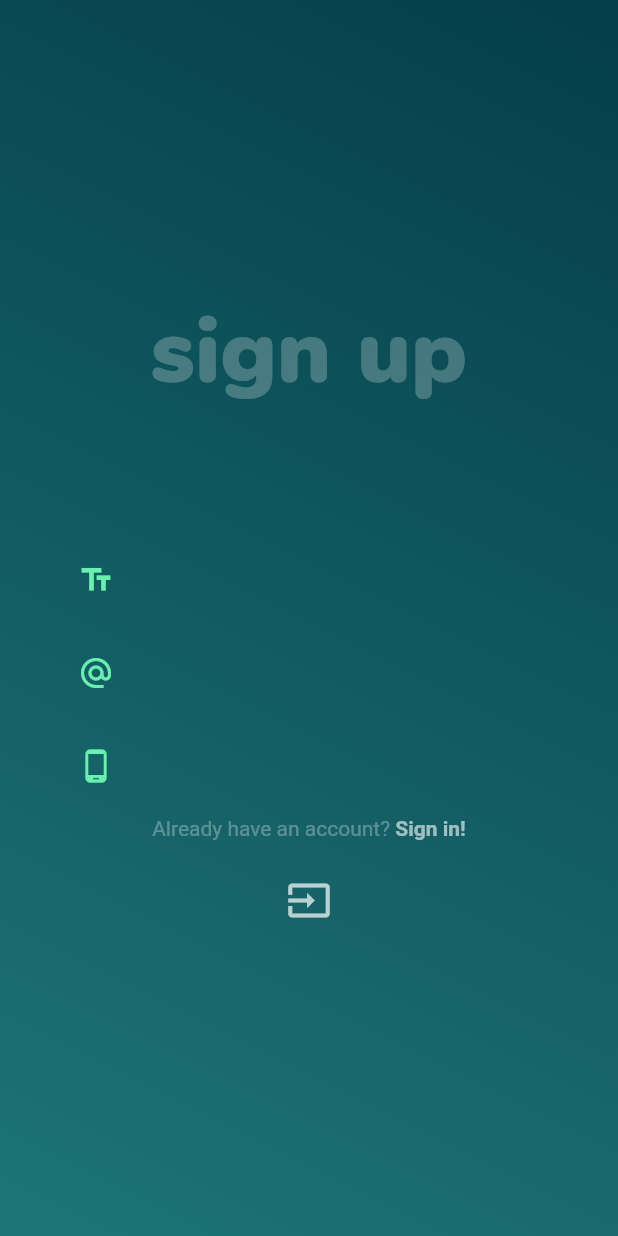
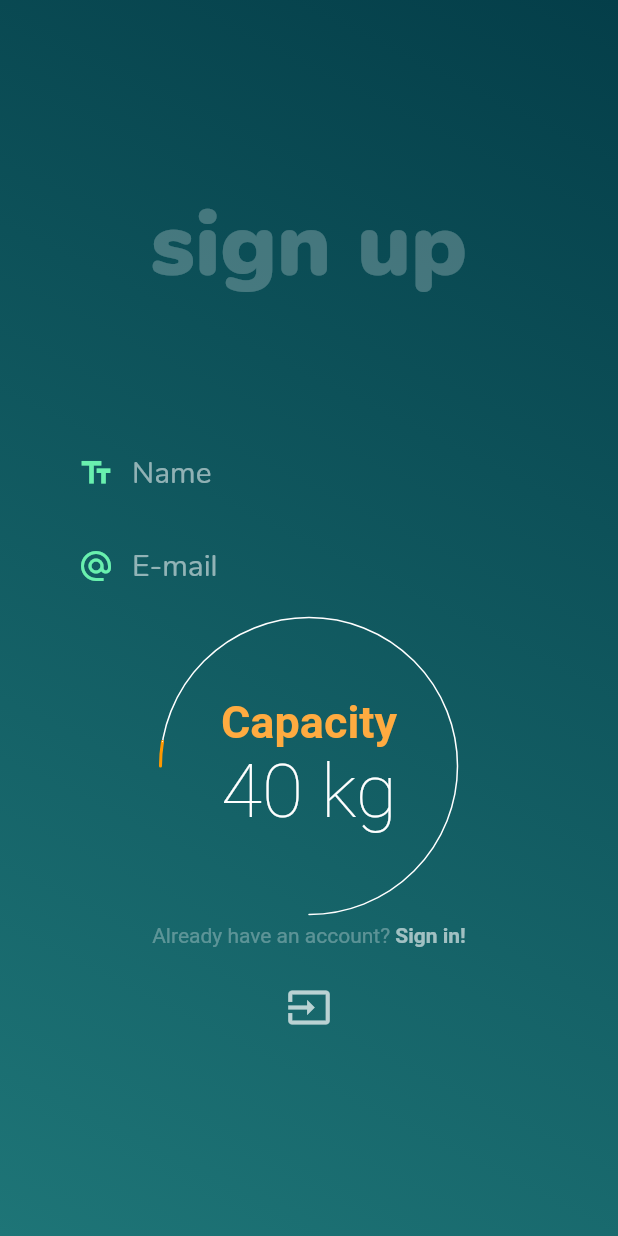
Before and after one commit to CSC492-Send-Foodz/Driver-Mobile-App-Flutter, a Flutter app: the SignUpPage screen opened directly, on a phone screen of 412 x 824 dp. Run offline on Flutter 3.47's test engine with Material 2 defaults, Android fonts, the phone set to English and light mode, and no system bars; drawn by our look-alikes of sleek_circular_slider; our stand-ins replace firebase_auth, google_sign_in; accounts and stored records are empty.

Commit message:
Enable vehicle capacity setting

```diff
--- a/lib/signup.dart
+++ b/lib/signup.dart
@@ -1,5 +1,6 @@
 import 'package:flutter/material.dart';
 import 'package:flutter/gestures.dart';
+import 'package:sleek_circular_slider/sleek_circular_slider.dart';
 import 'login.dart';
 
 class SignUpPage extends StatefulWidget {
@@ -29,7 +30,7 @@ class _SignUpPageState extends State<SignUpPage> {
                 color: Colors.greenAccent),
             contentPadding: EdgeInsets.fromLTRB(10.0, 15.0, 20.0, 15.0),
             border: InputBorder.none,
-            hintText: '',
+            hintText: 'Name',
             hintStyle: style.copyWith(color: Colors.white54)));
     final email = TextField(
         style: style.copyWith(color: Colors.white),
@@ -39,19 +40,51 @@ class _SignUpPageState extends State<SignUpPage> {
                 color: Colors.greenAccent),
             contentPadding: EdgeInsets.fromLTRB(10.0, 15.0, 20.0, 15.0),
             border: InputBorder.none,
-            hintText: '',
+            hintText: 'E-mail',
             hintStyle: style.copyWith(color: Colors.white54)));
-    final phone = TextField(
-        style: style.copyWith(color: Colors.white),
-        keyboardType: TextInputType.number,
-        decoration: InputDecoration(
-            prefixIcon: Icon(Icons.phone_android,
-                // color: Colors.white38,
-                color: Colors.greenAccent),
-            contentPadding: EdgeInsets.fromLTRB(10.0, 15.0, 20.0, 15.0),
-            border: InputBorder.none,
-            hintText: '',
-            hintStyle: style.copyWith(color: Colors.white54)));
+    final capacity = SleekCircularSlider(
+        appearance: CircularSliderAppearance(
+            customWidths:
+                CustomSliderWidths(trackWidth: 1, progressBarWidth: 2),
+            customColors: CustomSliderColors(
+                trackColor: Colors.white,
+                progressBarColor: Colors.orange,
+                hideShadow: true),
+            infoProperties: InfoProperties(
+                topLabelStyle: TextStyle(
+                    color: Colors.orangeAccent,
+                    fontSize: 30,
+                    fontWeight: FontWeight.w600),
+                topLabelText: 'Capacity',
+                mainLabelStyle: TextStyle(
+                    color: Colors.white,
+                    fontSize: 50.0,
+                    fontWeight: FontWeight.w100),
+                modifier: (double value) {
+                  final capacity = (value).toInt();
+                  return '$capacity kg';
+                }),
+            startAngle: 180,
+            angleRange: 270,
+            size: 200.0,
+            animationEnabled: false),
+        min: 5,
+        max: 1000,
+        initialValue: 40,
+        onChange: (double value) {
+          print(value);
+        });
+    // TextField(
+    //     style: style.copyWith(color: Colors.white),
+    //     keyboardType: TextInputType.number,
+    //     decoration: InputDecoration(
+    //         prefixIcon: Icon(Icons.airport_shuttle,
+    //             // color: Colors.white38,
+    //             color: Colors.greenAccent),
+    //         contentPadding: EdgeInsets.fromLTRB(10.0, 15.0, 20.0, 15.0),
+    //         border: InputBorder.none,
+    //         hintText: 'Capacity',
+    //       hintStyle: style.copyWith(color: Colors.white54)));
     final switchToSignin = Text.rich(TextSpan(children: [
       TextSpan(
           text: "Already have an account? ",
@@ -106,7 +139,7 @@ class _SignUpPageState extends State<SignUpPage> {
                 SizedBox(height: 5.0),
                 email,
                 SizedBox(height: 5.0),
-                phone,
+                capacity,
                 SizedBox(
                   height: 5.0,
                 ),
--- a/pubspec.yaml
+++ b/pubspec.yaml
@@ -33,6 +33,7 @@ dependencies:
   firebase_analytics: ^5.0.2
   http: ^0.12.2
   google_sign_in: ^4.5.1
+  sleek_circular_slider: ^1.1.0
 
   # The following adds the Cupertino Icons font to your application.
   # Use with the CupertinoIcons class for iOS style icons.
```
Also changed, not shown: pubspec.lock.
